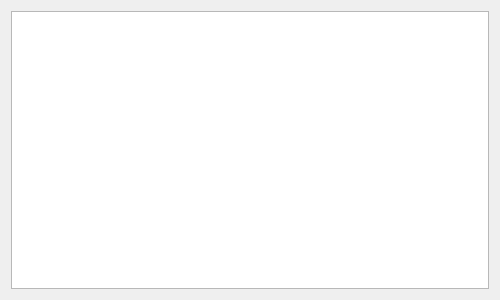
Before: the Qt Designer form extlib/qtactionmanager/qtactionmanagerwidget.ui in marcinmagier/wolverine, drawn with Qt 5.
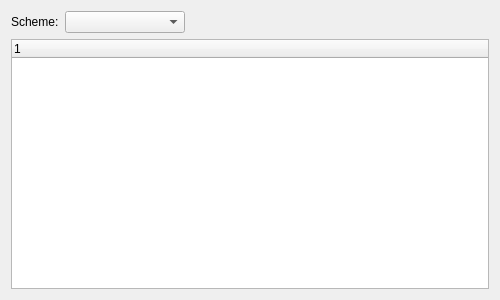
After: the same form once the commit is applied.

```diff
--- a/extlib/qtactionmanager/qtactionmanagerwidget.ui
+++ b/extlib/qtactionmanager/qtactionmanagerwidget.ui
@@ -21,7 +21,47 @@
   </property>
   <layout class="QVBoxLayout" name="verticalLayout">
    <item>
-    <widget class="QTableWidget" name="tblActions"/>
+    <layout class="QHBoxLayout" name="horizontalLayout">
+     <item>
+      <widget class="QLabel" name="lblScheme">
+       <property name="text">
+        <string>Scheme:</string>
+       </property>
+      </widget>
+     </item>
+     <item>
+      <widget class="QComboBox" name="cmbSchemes">
+       <property name="minimumSize">
+        <size>
+         <width>120</width>
+         <height>0</height>
+        </size>
+       </property>
+      </widget>
+     </item>
+     <item>
+      <spacer name="hSpacerSchemes">
+       <property name="orientation">
+        <enum>Qt::Horizontal</enum>
+       </property>
+       <property name="sizeHint" stdset="0">
+        <size>
+         <width>40</width>
+         <height>20</height>
+        </size>
+       </property>
+      </spacer>
+     </item>
+    </layout>
+   </item>
+   <item>
+    <widget class="QTreeWidget" name="treeActions">
+     <column>
+      <property name="text">
+       <string notr="true">1</string>
+      </property>
+     </column>
+    </widget>
    </item>
   </layout>
  </widget>
```
